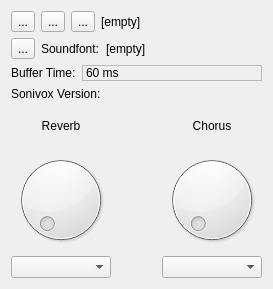
pedrolcl/Linux-SonivoxEas, file guisynth/mainwindow.ui: the form before one commit.
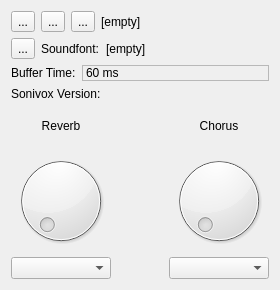
The form after the commit. Icons and pictures are not drawn.

Commit message: guisynth: report app version

Diff of the .ui file:
```diff
--- a/guisynth/mainwindow.ui
+++ b/guisynth/mainwindow.ui
@@ -6,14 +6,14 @@
    <rect>
     <x>0</x>
     <y>0</y>
-    <width>273</width>
-    <height>289</height>
+    <width>280</width>
+    <height>290</height>
    </rect>
   </property>
   <property name="minimumSize">
    <size>
-    <width>273</width>
-    <height>289</height>
+    <width>280</width>
+    <height>290</height>
    </size>
   </property>
   <property name="windowTitle">
```
The commit also changes 2 other files.
